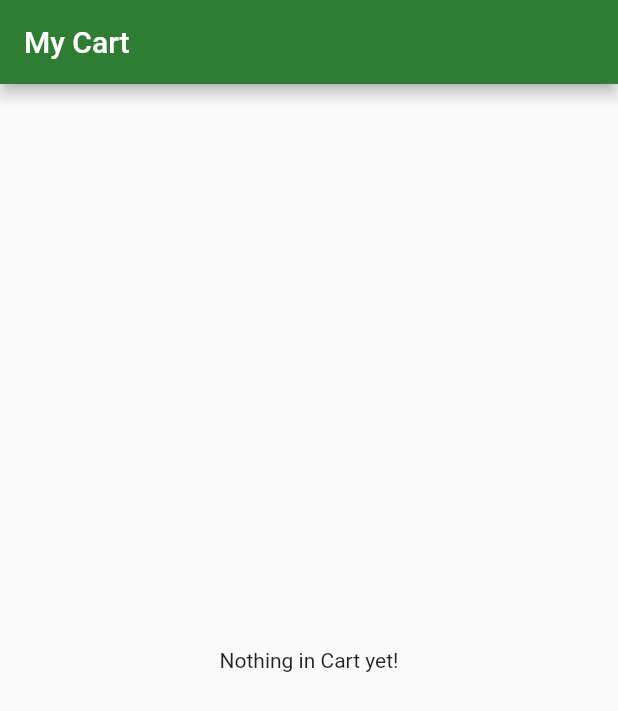
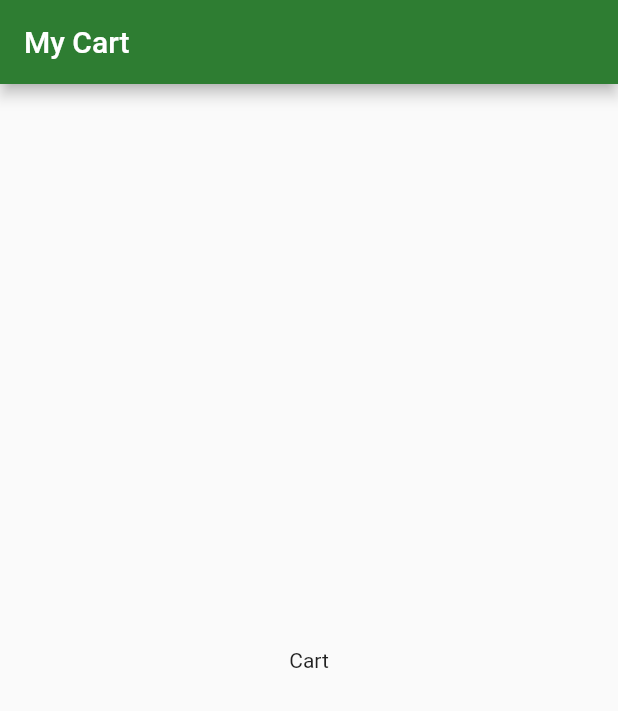
Before and after one commit to SRP-1012/E-CommerceApp_Plant_Store, a Flutter app: the CartScreen screen opened directly, on a phone screen of 412 x 824 dp. Shown: the top 711 px of the screen. Run offline on Flutter 3.47's test engine with Material 2 defaults, Android fonts, the phone set to English and light mode, and no system bars; our stand-ins replace getwidget.

Commit message:
Update cart-screen.dart

```diff
--- a/lib/screens/cart-screen.dart
+++ b/lib/screens/cart-screen.dart
@@ -1,77 +1,17 @@
 import 'package:flutter/material.dart';
 import 'package:provider/provider.dart';
 
-import '../Providers/product-provider.dart';
-import '../models/order.dart';
-import '../Providers/order-provider.dart';
-import '../widgets/cartTile.dart';
 
 class CartScreen extends StatelessWidget {
   static const routename = '/CartScreen';
 
   @override
   Widget build(BuildContext context) {
-    void placeOrder(List<Map<String, Object>> products) {
-      double amount = 0;
-      Provider.of<ProductProvider>(context, listen: false)
-          .myCart
-          .forEach((element) {
-        double price = Provider.of<ProductProvider>(context, listen: false)
-            .allProducts
-            .firstWhere((prod) => prod.prodId == element['prodId'])
-            .price;
-        amount = amount + (price * int.parse(element['count']));
-      });
-      Order order = Order(
-        amount: amount,
-        productList: products,
-        orderId: DateTime.now(),
-      );
-      Provider.of<OrderProvider>(context, listen: false).addOrder(order);
-    }
-
-    final List<String> cartItems = Provider.of<ProductProvider>(context).cart;
     return Scaffold(
       appBar: AppBar(
         title: Text('My Cart'),
       ),
-      body: Provider.of<ProductProvider>(context).myCart.isEmpty
-          ? Center(
-              child: Text('Nothing in Cart yet!'),
-            )
-          : Column(
-              mainAxisAlignment: MainAxisAlignment.spaceBetween,
-              children: [
-                Container(
-                  height: MediaQuery.of(context).size.height * 0.8,
-                  child: ListView.builder(
-                    itemCount: cartItems.length,
-                    itemBuilder: (ctx, i) => CartTile(cartItems[i]),
-                  ),
-                ),
-                Container(
-                  padding: EdgeInsets.symmetric(horizontal: 80),
-                  width: double.infinity,
-                  child: FlatButton(
-                    color: Theme.of(context).primaryColor,
-                    onPressed: () {
-                      placeOrder(
-                          Provider.of<ProductProvider>(context, listen: false)
-                              .myCart);
-
-                      Provider.of<ProductProvider>(context, listen: false)
-                          .emptyCart();
-                    },
-                    child: Text(
-                      'Place Order',
-                      style: TextStyle(
-                        color: Theme.of(context).accentColor,
-                      ),
-                    ),
-                  ),
-                ),
-              ],
-            ),
+      body:Center(child:Text('Cart'))
     );
   }
 }
```
